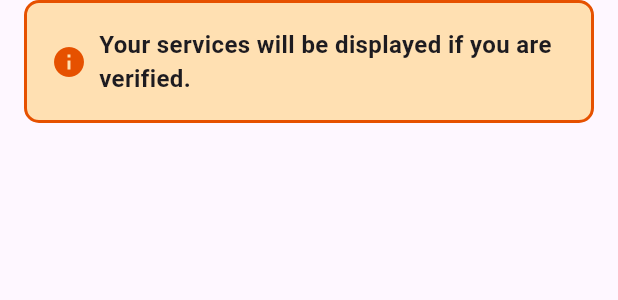
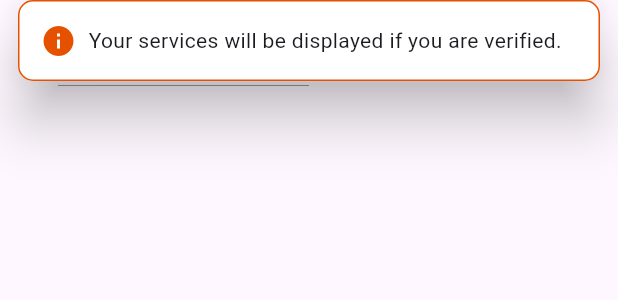
Before and after one commit to TechPyllars2024/AutoCareAutomotive, a Flutter app: the ServiceStatusAlertBox widget shown alone on an empty page, opened directly, on a phone screen of 412 x 824 dp. Shown: the top 300 px of the screen. Run offline on Flutter 3.47's test engine with Material 3 defaults, Android fonts, the phone set to English and light mode, and no system bars; our stand-ins replace carousel_slider, cloud_firestore, curved_navigation_bar, file_picker, firebase_auth, firebase_core and 13 more; missing offline and left inert: flutter_pannable_rating_bar, flutter_pdfview; accounts and stored records are empty.

Commit message:
update: not verfified alert status box

```diff
--- a/lib/Service Management/widgets/service_status_alert_box.dart
+++ b/lib/Service Management/widgets/service_status_alert_box.dart
@@ -12,17 +12,19 @@ class ServiceStatusAlertBox extends StatelessWidget {
     }
 
     return Padding(
-      padding: const EdgeInsets.symmetric(horizontal: 16.0),
-      child: ClipRRect(
-        borderRadius: BorderRadius.circular(8.0),
+      padding: const EdgeInsets.symmetric(horizontal: 12.0),
+      child: Material(
+        elevation: 15.0,
+        borderRadius: BorderRadius.circular(10.0),
         child: Container(
-          padding: const EdgeInsets.all(16.0),
+
+          padding: const EdgeInsets.all(14.0),
           decoration: BoxDecoration(
-            color: Colors.orange.shade100,
+            color: Colors.white,
             borderRadius: BorderRadius.circular(10.0),
             border: Border.all(
               color: Colors.orange.shade900,
-              width: 2.0,
+              width: 1.0,
             ),
           ),
           child: Row(
@@ -33,8 +35,8 @@ class ServiceStatusAlertBox extends StatelessWidget {
                 child: Text(
                   'Your services will be displayed if you are verified.',
                   style: TextStyle(
-                            fontSize: 16,
-                            fontWeight: FontWeight.bold,
+                            fontSize: 14,
+
                   ),
                 ),
               ),
```
